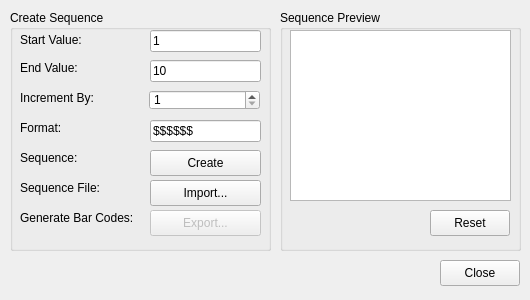
Above: frontend_qt4/extSequence.ui from zint/zint-gpl-only before the change. Below: the same form after it.
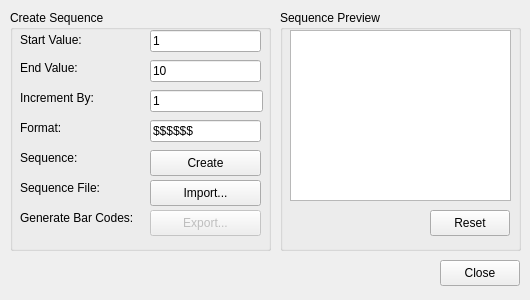
That is the form after the change.

Commit message: Complete sequence dialog and add export dialog.

What changed in the file:
```diff
--- a/frontend_qt4/extSequence.ui
+++ b/frontend_qt4/extSequence.ui
@@ -69,18 +69,8 @@
     <property name="text">
      <string>1</string>
     </property>
-   </widget>
-   <widget class="QSpinBox" name="spnIncrement">
-    <property name="geometry">
-     <rect>
-      <x>139</x>
-      <y>80</y>
-      <width>111</width>
-      <height>20</height>
-     </rect>
-    </property>
-    <property name="minimum">
-     <number>1</number>
+    <property name="frame">
+     <bool>true</bool>
     </property>
    </widget>
    <widget class="QLineEdit" name="linFormat">
@@ -213,6 +203,19 @@
      <string>Generate Bar Codes:</string>
     </property>
    </widget>
+   <widget class="QLineEdit" name="linIncVal">
+    <property name="geometry">
+     <rect>
+      <x>140</x>
+      <y>80</y>
+      <width>113</width>
+      <height>22</height>
+     </rect>
+    </property>
+    <property name="text">
+     <string>1</string>
+    </property>
+   </widget>
   </widget>
   <widget class="QGroupBox" name="groupBox_2">
    <property name="geometry">
```
The commit also changes 6 other files.
